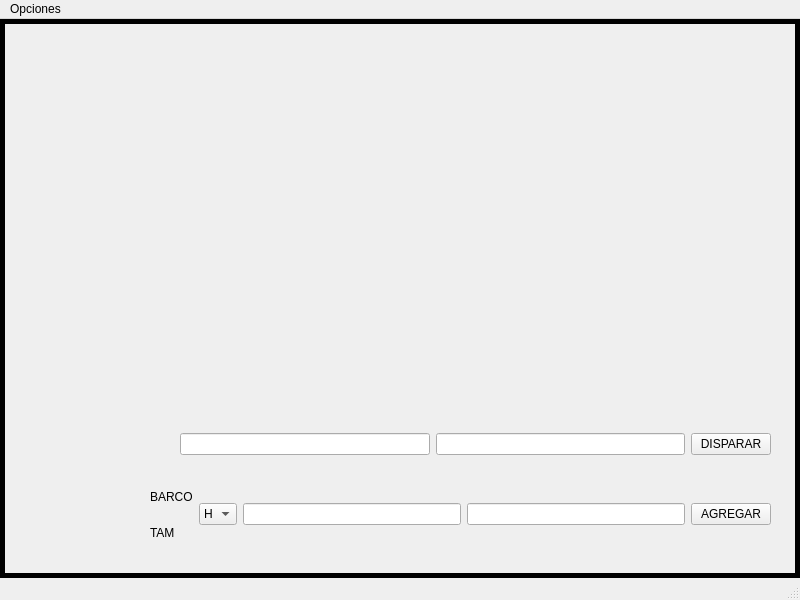
Above: mainwindow.ui from tomasba98/TP-3-BATALLA-NAVAL-VISUAL before the change. Below: the same form after it.
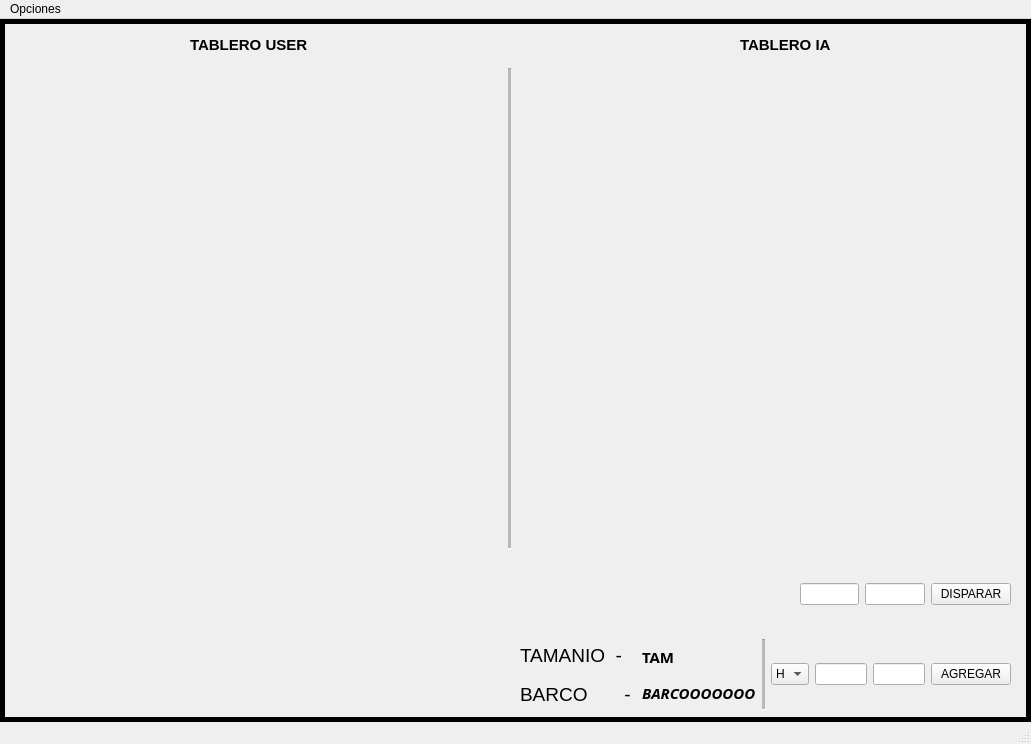
That is the form after the change. Icons and pictures are not drawn.

Patch:
```diff
--- a/mainwindow.ui
+++ b/mainwindow.ui
@@ -6,8 +6,8 @@
    <rect>
     <x>0</x>
     <y>0</y>
-    <width>800</width>
-    <height>600</height>
+    <width>1031</width>
+    <height>744</height>
    </rect>
   </property>
   <property name="windowTitle">
@@ -15,31 +15,64 @@
   </property>
   <property name="styleSheet">
    <string notr="true">#centralwidget {
-/*border-image:url(:/imagen/fondoMalv2.jpg);*/
+border-image:url(:/imagen/fondoMalv2.jpg);
 background-repeat : no-repeat;
 border:5px solid black;
+opacity: 0.6;
 }</string>
   </property>
   <widget class="QWidget" name="centralwidget">
    <widget class="QWidget" name="cargaManualContainer" native="true">
     <property name="geometry">
      <rect>
-      <x>120</x>
-      <y>450</y>
-      <width>651</width>
+      <x>510</x>
+      <y>610</y>
+      <width>511</width>
       <height>81</height>
      </rect>
     </property>
     <widget class="QWidget" name="horizontalLayoutWidget">
      <property name="geometry">
       <rect>
-       <x>30</x>
+       <x>10</x>
        <y>10</y>
-       <width>621</width>
+       <width>491</width>
        <height>71</height>
       </rect>
      </property>
      <layout class="QHBoxLayout" name="cargaManualLayout">
+      <item>
+       <layout class="QVBoxLayout" name="verticalLayout_5">
+        <item>
+         <widget class="QLabel" name="label">
+          <property name="font">
+           <font>
+            <pointsize>14</pointsize>
+            <italic>false</italic>
+            <bold>false</bold>
+           </font>
+          </property>
+          <property name="text">
+           <string>TAMANIO  -  </string>
+          </property>
+         </widget>
+        </item>
+        <item>
+         <widget class="QLabel" name="label_2">
+          <property name="font">
+           <font>
+            <pointsize>14</pointsize>
+            <italic>false</italic>
+            <bold>false</bold>
+           </font>
+          </property>
+          <property name="text">
+           <string>BARCO       - </string>
+          </property>
+         </widget>
+        </item>
+       </layout>
+      </item>
       <item>
        <layout class="QVBoxLayout" name="verticalLayout">
         <property name="spacing">
@@ -47,20 +80,49 @@
         </property>
         <item>
          <widget class="QLabel" name="tamBarcoLabel_2">
-          <property name="text">
-           <string>BARCO</string>
+          <property name="font">
+           <font>
+            <family>Source Code Pro</family>
+            <pointsize>11</pointsize>
+            <italic>false</italic>
+            <bold>true</bold>
+           </font>
           </property>
-         </widget>
-        </item>
-        <item>
-         <widget class="QLabel" name="nomBarcoLabel">
           <property name="text">
            <string>TAM</string>
           </property>
          </widget>
         </item>
+        <item>
+         <widget class="QLabel" name="nomBarcoLabel">
+          <property name="font">
+           <font>
+            <family>Source Code Pro</family>
+            <pointsize>11</pointsize>
+            <italic>true</italic>
+            <bold>true</bold>
+           </font>
+          </property>
+          <property name="text">
+           <string>BARCOOOOOOO</string>
+          </property>
+         </widget>
+        </item>
        </layout>
       </item>
+      <item>
+       <widget class="Line" name="line_2">
+        <property name="lineWidth">
+         <number>1</number>
+        </property>
+        <property name="midLineWidth">
+         <number>10</number>
+        </property>
+        <property name="orientation">
+         <enum>Qt::Vertical</enum>
+        </property>
+       </widget>
+      </item>
       <item>
        <widget class="QComboBox" name="orientacionHV">
         <item>
@@ -94,9 +156,9 @@
    <widget class="QWidget" name="horizontalLayoutWidget_2">
     <property name="geometry">
      <rect>
-      <x>180</x>
-      <y>390</y>
-      <width>591</width>
+      <x>800</x>
+      <y>540</y>
+      <width>211</width>
       <height>71</height>
      </rect>
     </property>
@@ -116,13 +178,82 @@
      </item>
     </layout>
    </widget>
+   <widget class="QWidget" name="horizontalLayoutWidget_3">
+    <property name="geometry">
+     <rect>
+      <x>9</x>
+      <y>49</y>
+      <width>1001</width>
+      <height>481</height>
+     </rect>
+    </property>
+    <layout class="QHBoxLayout" name="tableros">
+     <item>
+      <layout class="QGridLayout" name="tablero1"/>
+     </item>
+     <item>
+      <widget class="Line" name="line">
+       <property name="lineWidth">
+        <number>1</number>
+       </property>
+       <property name="midLineWidth">
+        <number>50</number>
+       </property>
+       <property name="orientation">
+        <enum>Qt::Vertical</enum>
+       </property>
+      </widget>
+     </item>
+     <item>
+      <layout class="QGridLayout" name="tableroIA"/>
+     </item>
+    </layout>
+   </widget>
+   <widget class="QLabel" name="label_3">
+    <property name="geometry">
+     <rect>
+      <x>190</x>
+      <y>10</y>
+      <width>171</width>
+      <height>31</height>
+     </rect>
+    </property>
+    <property name="font">
+     <font>
+      <pointsize>11</pointsize>
+      <bold>true</bold>
+     </font>
+    </property>
+    <property name="text">
+     <string>TABLERO USER</string>
+    </property>
+   </widget>
+   <widget class="QLabel" name="label_4">
+    <property name="geometry">
+     <rect>
+      <x>740</x>
+      <y>10</y>
+      <width>171</width>
+      <height>31</height>
+     </rect>
+    </property>
+    <property name="font">
+     <font>
+      <pointsize>11</pointsize>
+      <bold>true</bold>
+     </font>
+    </property>
+    <property name="text">
+     <string>TABLERO IA</string>
+    </property>
+   </widget>
   </widget>
   <widget class="QMenuBar" name="menubar">
    <property name="geometry">
     <rect>
      <x>0</x>
      <y>0</y>
-     <width>800</width>
+     <width>1031</width>
      <height>21</height>
     </rect>
    </property>
```
Left out of the diff: 9 changed lines with no effect on the pictures.
